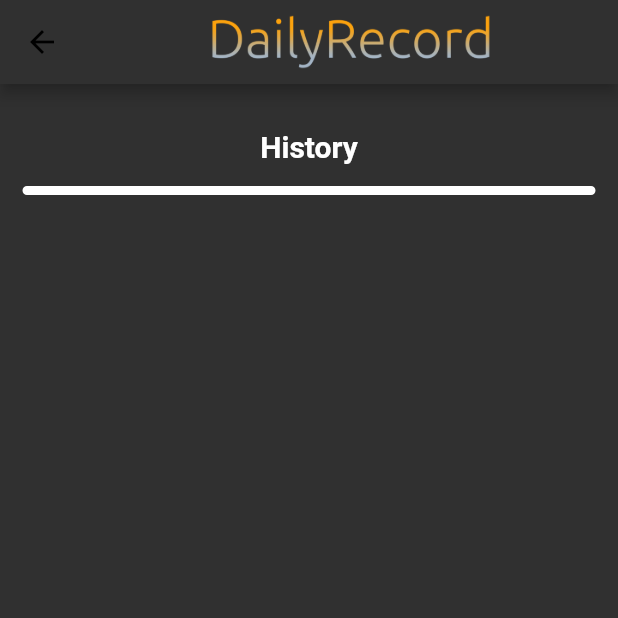
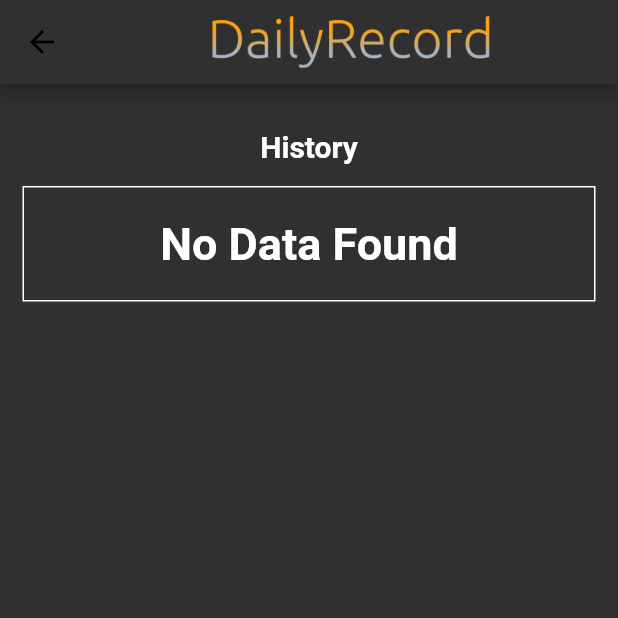
Before and after one commit to Evanchii/DailyRecord, a Flutter app: the DashFrame screen opened directly, after a tap on "History", on a phone screen of 412 x 824 dp, the top half of it. Run offline on Flutter 3.47's test engine with Material 2 defaults, Android fonts, the phone set to English and light mode, and no system bars; our stand-ins replace firebase_auth, firebase_core, firebase_database, firebase_storage, flutter_local_notifications, image_picker and 2 more; missing offline and left inert: qrscan; accounts and stored records are empty.

Commit message:
UI Improvements
- Phase 2 of Project Finalization
- Removed all debug buttons and log prints

```diff
--- a/lib/apply.dart
+++ b/lib/apply.dart
@@ -24,7 +24,7 @@ class _ApplyState extends State<Apply> {
       if (_pictureSchoolID != null) {
         _imageFileSchoolID = File(_pictureSchoolID.path);
       } else {
-        print("No Image Selected");
+        ScaffoldMessenger.of(context).showSnackBar(SnackBar(content: Text('No Image Selected')));
       }
     });
     Navigator.of(context).pop();
@@ -36,7 +36,7 @@ class _ApplyState extends State<Apply> {
       if (_pictureSchoolID != null) {
         _imageFileSchoolID = File(_pictureSchoolID.path);
       } else {
-        print("No Image Selected");
+        ScaffoldMessenger.of(context).showSnackBar(SnackBar(content: Text('No Image Selected')));
       }
     });
     Navigator.of(context).pop();
@@ -91,7 +91,7 @@ class _ApplyState extends State<Apply> {
       if (_pictureDL != null) {
         _imageFileDL = File(_pictureDL.path);
       } else {
-        print("No Image Selected");
+        ScaffoldMessenger.of(context).showSnackBar(SnackBar(content: Text('No Image Selected')));
       }
     });
     Navigator.of(context).pop();
@@ -103,7 +103,7 @@ class _ApplyState extends State<Apply> {
       if (_pictureDL != null) {
         _imageFileDL = File(_pictureDL.path);
       } else {
-        print("No Image Selected");
+        ScaffoldMessenger.of(context).showSnackBar(SnackBar(content: Text('No Image Selected')));
       }
     });
     Navigator.of(context).pop();
@@ -158,7 +158,7 @@ class _ApplyState extends State<Apply> {
       if (_pictureORCR != null) {
         _imageFileORCR = File(_pictureORCR.path);
       } else {
-        print("No Image Selected");
+        ScaffoldMessenger.of(context).showSnackBar(SnackBar(content: Text('No Image Selected')));
       }
     });
     Navigator.of(context).pop();
@@ -170,7 +170,7 @@ class _ApplyState extends State<Apply> {
       if (_pictureORCR != null) {
         _imageFileORCR = File(_pictureORCR.path);
       } else {
-        print("No Image Selected");
+        ScaffoldMessenger.of(context).showSnackBar(SnackBar(content: Text('No Image Selected')));
       }
     });
     Navigator.of(context).pop();
@@ -243,10 +243,6 @@ class _ApplyState extends State<Apply> {
     String downlodURL_DL = await snapshotDL.ref.getDownloadURL();
     String downlodURL_ORCR = await snapshotORCR.ref.getDownloadURL();
     String downlodURL_SchoolID = await snapshotSchoolID.ref.getDownloadURL();
-
-    print(downlodURL_DL);
-    print(downlodURL_ORCR);
-    print(downlodURL_SchoolID);
   }
 
   @override
@@ -434,7 +430,6 @@ class _ApplyState extends State<Apply> {
                           child: ElevatedButton(
                             onPressed: () {
                               upload();
-                              print("Clicked");
                             },
                             child: Text('Submit'),
                             style: ElevatedButton.styleFrom(
--- a/lib/arealist.dart
+++ b/lib/arealist.dart
@@ -195,11 +195,10 @@ class _AreaListState extends State<AreaList> {
                   ),
                   Container(
                     decoration: BoxDecoration(
-                        border: Border.all(
-                          color: Colors.white,
-                          width: 3,
-                        ),
-                        borderRadius: BorderRadius.all(Radius.circular(10))),
+                      border: Border.all(
+                        color: Colors.white,
+                        width: 1,
+                      ),),
                     child: createTable(),
                   ),
                 ],
@@ -208,12 +207,6 @@ class _AreaListState extends State<AreaList> {
           ],
         ),
       ),
-      floatingActionButton: FloatingActionButton(
-        onPressed: () {
-          print(rooms.toString());
-          print(lvl);
-        },
-      ),
     );
   }
 }
--- a/lib/confirmdata.dart
+++ b/lib/confirmdata.dart
@@ -42,7 +42,6 @@ class _ConfirmDataState extends State<ConfirmData> {
     }
     var uid = FirebaseAuth.instance.currentUser.uid;
     String formattedDate = DateFormat('yyyy-MM-dd kk:mm:ss').format(now);
-    print(formattedDate);
     dbRef.child("users/" + uid + "/history/" + formattedDate).set({
       'stdNo': FirebaseAuth.instance.currentUser.displayName,
       'uid': FirebaseAuth.instance.currentUser.uid,
--- a/lib/dashboard.dart
+++ b/lib/dashboard.dart
@@ -1,5 +1,6 @@
 import 'package:firebase_auth/firebase_auth.dart';
 import 'package:firebase_database/firebase_database.dart';
+import 'package:flutter/cupertino.dart';
 import 'package:flutter/material.dart';
 
 import 'apply.dart';
@@ -41,16 +42,13 @@ class _DashboardState extends State<Dashboard> with WidgetsBindingObserver {
     dbRef.child('admin').onChildChanged.forEach((element) {
       setState(() {
         space = int.parse(element.snapshot.value.toString());
-        print(element.snapshot.value.toString());
       });
-      print('debug[1]: ' + space.toString());
     });
     space = (await FirebaseDatabase.instance
             .reference()
             .child("admin/parkingSpace")
             .once())
         .value;
-    print('debug[2]: ' + space.toString());
     type = (await FirebaseDatabase.instance
             .reference()
             .child(
@@ -84,6 +82,7 @@ class _DashboardState extends State<Dashboard> with WidgetsBindingObserver {
             Container(
               padding: EdgeInsets.all(15),
               child: Column(
+                mainAxisSize: MainAxisSize.min,
                 children: <Widget>[
                   Container(
                     child: Image(
@@ -123,16 +122,10 @@ class _DashboardState extends State<Dashboard> with WidgetsBindingObserver {
                   new Padding(
                     padding: const EdgeInsets.only(top: 25.0),
                   ),
-                  Container(
-                    height: 200,
-                    child: GridView.count(
-                      padding: EdgeInsets.all(20),
-                      crossAxisCount: 2,
-                      crossAxisSpacing: 10,
-                      mainAxisSpacing: 10,
-                      childAspectRatio: (itemWidth / itemHeight),
-                      children: <Widget>[
-                        ElevatedButton(
+                  SizedBox(
+                    width: double.infinity,
+                    height: 60,
+                    child: ElevatedButton(
                       onPressed: () {
                         Navigator.push(
                           context,
@@ -144,20 +137,64 @@ class _DashboardState extends State<Dashboard> with WidgetsBindingObserver {
                           ),
                         );
                       },
-                            child: Text('History')),
-                        ElevatedButton(
+                      child: Container(
+                        padding: EdgeInsets.symmetric(horizontal: 30),
+                        child: Align(
+                          alignment: Alignment.centerLeft,
+                          child: Row(
+                            mainAxisSize: MainAxisSize.min,
+                            children: [
+                              Icon(Icons.history),
+                              Expanded(
+                                child: Text(
+                                  'History',
+                                  textAlign: TextAlign.center,
+                                  style: TextStyle(fontSize: 16),
+                                ),
+                              ),
+                            ],
+                          ),
+                        ),
+                      ),
+                    ),
+                  ),
+                  Padding(padding: EdgeInsets.symmetric(vertical: 10)),
+                  SizedBox(
+                    width: double.infinity,
+                    height: 60,
+                    child: ElevatedButton(
                       onPressed: () {
                         Navigator.push(
                           context,
                           MaterialPageRoute(builder: (context) => Apply()),
                         );
                       },
+                      child: Container(
+                        padding: EdgeInsets.symmetric(horizontal: 30),
+                        child: Align(
+                          alignment: Alignment.centerLeft,
+                          child: Row(
+                            mainAxisSize: MainAxisSize.min,
+                            children: [
+                              Icon(Icons.group_add),
+                              Expanded(
                                 child: Text(
-                            'Apply Parking\nSpace',
+                                  'Apply Parking Space',
                                   textAlign: TextAlign.center,
+                                  style: TextStyle(fontSize: 16),
                                 ),
                               ),
-                        Visibility(
+                            ],
+                          ),
+                        ),
+                      ),
+                    ),
+                  ),
+                  Padding(padding: EdgeInsets.symmetric(vertical: 10)),
+                  SizedBox(
+                    width: double.infinity,
+                    height: 60,
+                    child: Visibility(
                       visible: ins,
                       child: ElevatedButton(
                         onPressed: () {
@@ -171,14 +208,36 @@ class _DashboardState extends State<Dashboard> with WidgetsBindingObserver {
                             ),
                           );
                         },
+                        child: Container(
+                          padding: EdgeInsets.symmetric(horizontal: 30),
+                          child: Align(
+                            alignment: Alignment.centerLeft,
+                            child: Row(
+                              mainAxisSize: MainAxisSize.min,
+                              children: [
+                                Icon(Icons.history),
+                                Expanded(
                                   child: Text(
-                                'Room\nHistory',
+                                    'Room History',
                                     textAlign: TextAlign.center,
-                              )),
+                                    style: TextStyle(fontSize: 16),
                                   ),
-                        Visibility(
+                                ),
+                              ],
+                            ),
+                          ),
+                        ),
+                      ),
+                    ),
+                  ),
+                  Padding(padding: EdgeInsets.symmetric(vertical: 10)),
+                  SizedBox(
+                    width: double.infinity,
+                    height: 60,
+                    child: Visibility(
                       visible: admin,
                       child: ElevatedButton(
+                        // style: ButtonStyle(backgroundColor: Color(0xffF7971D)),
                         onPressed: () {
                           Navigator.push(
                             context,
@@ -190,12 +249,26 @@ class _DashboardState extends State<Dashboard> with WidgetsBindingObserver {
                             ),
                           );
                         },
+                        child: Container(
+                          padding: EdgeInsets.symmetric(horizontal: 30),
+                          child: Align(
+                            alignment: Alignment.centerLeft,
+                            child: Row(
+                              mainAxisSize: MainAxisSize.min,
+                              children: [
+                                Icon(Icons.reduce_capacity),
+                                Expanded(
                                   child: Text(
-                                'Capacity\nLimit',
+                                    'Capacity Limit',
                                     textAlign: TextAlign.center,
-                              )),
+                                    style: TextStyle(fontSize: 16),
+                                  ),
                                 ),
                               ],
+                            ),
+                          ),
+                        ),
+                      ),
                     ),
                   ),
                 ],
--- a/lib/dashframe.dart
+++ b/lib/dashframe.dart
@@ -29,15 +29,12 @@ class _DashboardState extends State<DashFrame> {
 
   void initNotification() async {
     await dbRef.child("notification").onValue.forEach((element) {
-      print('ab');
-      print(element.snapshot.value);
       if (element.snapshot.value.toString().contains("room")) getNotifData();
     });
   }
 
   void getNotifData() async {
     notifData = (await dbRef.child("notification").once()).value;
-    print('b');
 
     //Notification
     FlutterLocalNotificationsPlugin flutterLocalNotificationsPlugin =
@@ -81,9 +78,7 @@ class _DashboardState extends State<DashFrame> {
         .child("roomHistory/${notifData['room']}")
         .once()
         .then((DataSnapshot data) {
-      print('c');
       data.value.forEach((key, value) {
-        print(FirebaseAuth.instance.currentUser.uid);
         if (value['uid'] == FirebaseAuth.instance.currentUser.uid) {
           double toDouble(TimeOfDay myTime) =>
               myTime.hour + myTime.minute / 60.0;
@@ -103,9 +98,12 @@ class _DashboardState extends State<DashFrame> {
           if (toDouble(time) >= toDouble(minTime) &&
               toDouble(time) <= toDouble(maxTime)) {
             DateTime issuingDate = DateTime(
-                int.parse(notifData['issuingDate'].toString().split('-')[0]),
-                int.parse(notifData['issuingDate'].toString().split('-')[1]),
-                int.parse(notifData['issuingDate'].toString().split('-')[2]))
+                    int.parse(
+                        notifData['issuingDate'].toString().split('-')[0]),
+                    int.parse(
+                        notifData['issuingDate'].toString().split('-')[1]),
+                    int.parse(
+                        notifData['issuingDate'].toString().split('-')[2]))
                 .add(Duration(days: 14));
             if (issuingDate.isAfter(DateTime.now()) ||
                 issuingDate.isAtSameMomentAs(DateTime.now())) {
--- a/lib/history.dart
+++ b/lib/history.dart
@@ -97,6 +97,23 @@ class _HistoryState extends State<History> {
           ]));
         });
       }
+      return Table(
+        children: rows,
+      );
+    } else {
+      List<TableRow> rows = [];
+      rows.add(
+        TableRow(children: [
+          Padding(
+            padding: EdgeInsets.symmetric(vertical: 20),
+            child: Text(
+              'No Data Found',
+              textAlign: TextAlign.center,
+              style: TextStyle(fontWeight: FontWeight.bold, fontSize: 30),
+            ),
+          ),
+        ]),
+      );
       return Table(
         children: rows,
       );
@@ -282,9 +299,8 @@ class _HistoryState extends State<History> {
                     decoration: BoxDecoration(
                         border: Border.all(
                           color: Colors.white,
-                          width: 3,
-                        ),
-                        borderRadius: BorderRadius.all(Radius.circular(10))),
+                          width: 1,
+                        ),),
                     child: createTable(),
                   ),
                 ],
--- a/lib/login.dart
+++ b/lib/login.dart
@@ -54,8 +54,6 @@ class _LoginState extends State {
       },
     );
 
-    print('Pressed!');
-    print('ID/PW\t' + email.text + '\t' + password.text);
     if (email.text.isNotEmpty && password.text.isNotEmpty) {
         try {
           await FirebaseAuth.instance.signInWithEmailAndPassword(
@@ -85,7 +83,6 @@ class _LoginState extends State {
 
   void success() {
     if(!fail) {
-      print('1');
       Navigator.pop(context);
       ScaffoldMessenger.of(context)
           .showSnackBar(SnackBar(content: Text("Email has been sent!")));
@@ -123,7 +120,6 @@ class _LoginState extends State {
                       onPressed: () {
                         FocusScope.of(context).unfocus();
                         fail = false;
-                        print('1');
                         FirebaseAuth.instance
                             .sendPasswordResetEmail(email: forgotEmail.text)
                             .onError((error, stackTrace) => fail = true)
--- a/lib/signup.dart
+++ b/lib/signup.dart
@@ -60,14 +60,12 @@ class _SignUpState extends State<SignUp> {
         stdNo.text.isNotEmpty &&
         password.text.isNotEmpty &&
         confPass.text.isNotEmpty) {
-      print(password.text + "\n" + confPass.text);
       if (password.text == confPass.text) {
         try {
             await FirebaseAuth.instance.createUserWithEmailAndPassword(
                 email: email.text, password: password.text);
             var user = FirebaseAuth.instance.currentUser;
             user.updateProfile(displayName: stdNo.text);
-            print(email.text + '\t' + stdNo.text + '\t' + password.text);
             dbRef.child(FirebaseAuth.instance.currentUser.uid).set(
                 {'userType': "student", 'park': false, 'email': email.text});
             Navigator.pop(context);
@@ -83,7 +81,6 @@ class _SignUpState extends State<SignUp> {
           }
         } catch (e) {
           Navigator.pop(context);
-          print(e);
         }
       } else {
         Navigator.pop(context);
--- a/lib/splashscreen.dart
+++ b/lib/splashscreen.dart
@@ -20,7 +20,7 @@ void main() async {
       theme: ThemeData(
         // Define the default brightness and colors.
         brightness: Brightness.dark,
-        primaryColor: Color(0xffffd84d),
+        primaryColor: Color(0xffF7971D),
         accentColor: Color(0xffF7971D),
         backgroundColor: Color(0xff303030),
         // Define the default font family.
```
Also changed, not shown: pubspec.yaml (+9 -1 lines), assets/launcher/background.png (added), assets/launcher/foreground.png (added), assets/launcher/icon.png (added), assets/pablo_test.jpg (deleted), pubspec.lock, 19 other files. Lines whose indentation alone changed are shown as unchanged.
